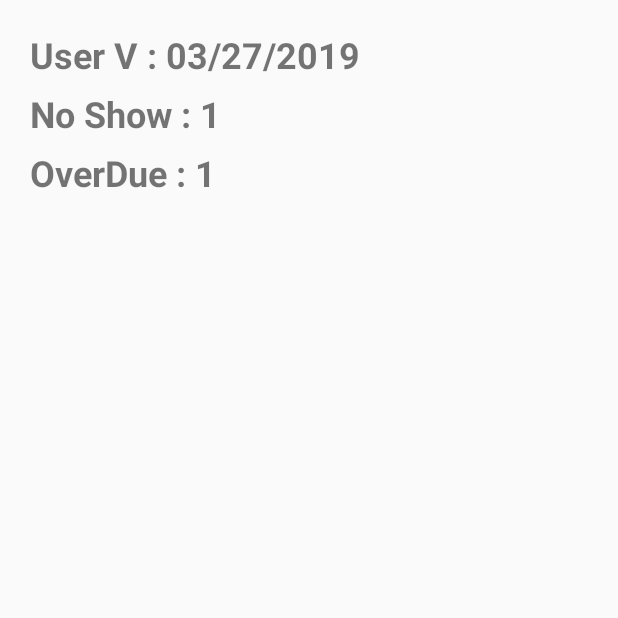
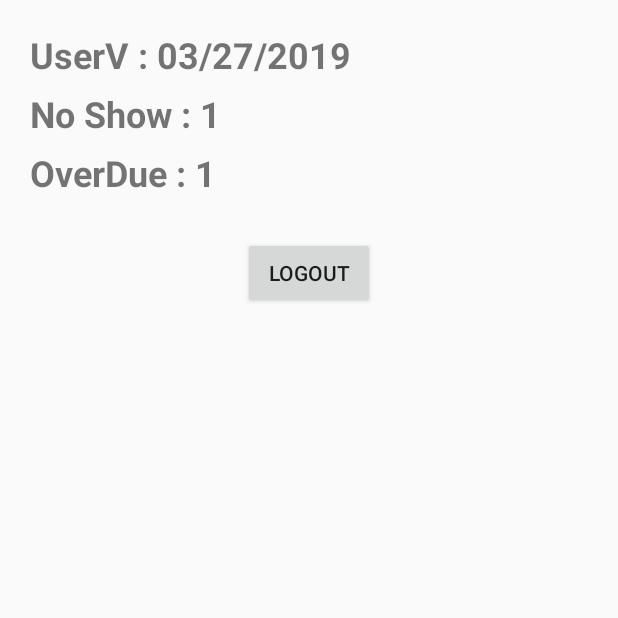
Before and after one commit to SidhanthSingh/ArlingtonAuto, an Android app: the NoShowActivity screen opened directly, with no data from a screen before it, on a phone screen of 412 x 824 dp, the top half of it. Run offline under Robolectric (Android 15) with nearby library versions, the phone set to English and light mode, and no system bars.

Commit message:
new changes

```diff
--- a/app/src/main/java/com/arunika/arlingtonauto/controller/SummaryRentalActivity.java
+++ b/app/src/main/java/com/arunika/arlingtonauto/controller/SummaryRentalActivity.java
@@ -14,7 +14,7 @@ public class SummaryRentalActivity extends BaseMenuActivity {
         setContentView(R.layout.activity_confirmation_summary);
         TextView confirmationField = (TextView) findViewById(R.id.confirmationNumber);
         long confirmationNumber = getIntent().getLongExtra("Reservation Number",1);
-        confirmationField.setText(Long.toString(confirmationNumber));
+        confirmationField.setText("2");
     }
 
     public void onBackHome(View view) {
--- a/app/src/main/res/layout/activity_confirmation_summary.xml
+++ b/app/src/main/res/layout/activity_confirmation_summary.xml
@@ -67,7 +67,7 @@
         android:layout_marginStart="3dp"
         android:layout_marginEnd="4dp"
         android:layout_marginBottom="45dp"
-        android:text="X"
+        android:text="2"
         android:textAlignment="center"
         android:textSize="30sp"
         android:textStyle="bold"
--- a/app/src/main/res/layout/no_show_violations.xml
+++ b/app/src/main/res/layout/no_show_violations.xml
@@ -10,7 +10,7 @@
         android:layout_marginEnd="7dp"
         android:layout_marginStart="20dp"
         android:layout_marginBottom="7dp"
-        android:text="User V : 03/27/2019"
+        android:text="UserV : 03/27/2019"
         android:textSize="24sp"
         android:textStyle="bold"/>
 
@@ -37,4 +37,17 @@
         android:text="OverDue : 1"
         android:textSize="24sp"
         android:textStyle="bold"/>
+
+
+    <Button
+        android:id="@+id/logoutBtn"
+        android:layout_width="wrap_content"
+        android:layout_height="wrap_content"
+        android:layout_marginTop="20dp"
+        android:onClick="logout"
+        android:layout_centerInParent="true"
+        android:layout_below="@+id/textView102"
+        android:text="Logout">
+
+    </Button>
 </RelativeLayout>
--- a/app/src/main/res/layout/request_list_item.xml
+++ b/app/src/main/res/layout/request_list_item.xml
@@ -35,7 +35,7 @@
                 android:id="@+id/totalPrice"
                 android:layout_width="wrap_content"
                 android:layout_height="30dp"
-                android:text="$60.99 "
+                android:text="$3.23"
                 android:layout_marginLeft="170dp"
                 android:textAppearance="?android:attr/textAppearanceLarge"
                 android:textColor="#000"
--- a/app/src/main/res/values/strings.xml
+++ b/app/src/main/res/values/strings.xml
@@ -7,7 +7,7 @@
         <item>Maverik 1</item>
         <item>Davis 1</item>
         <item>Nederman 1</item>
-        <item>West Garage 11</item>
+        <item>West Garage 1</item>
 
     </array>
 
```
Also changed, not shown: app/src/main/res/layout/activity_confirm_rental.xml (+4 -4 lines), app/src/main/res/layout/my_rr_list_item.xml (+4 -4 lines).
